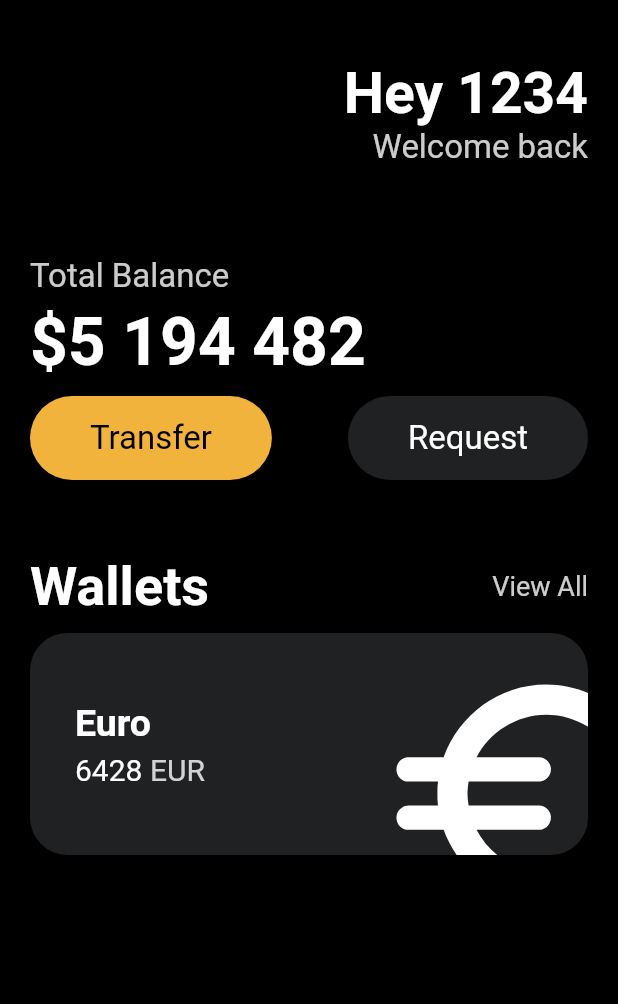
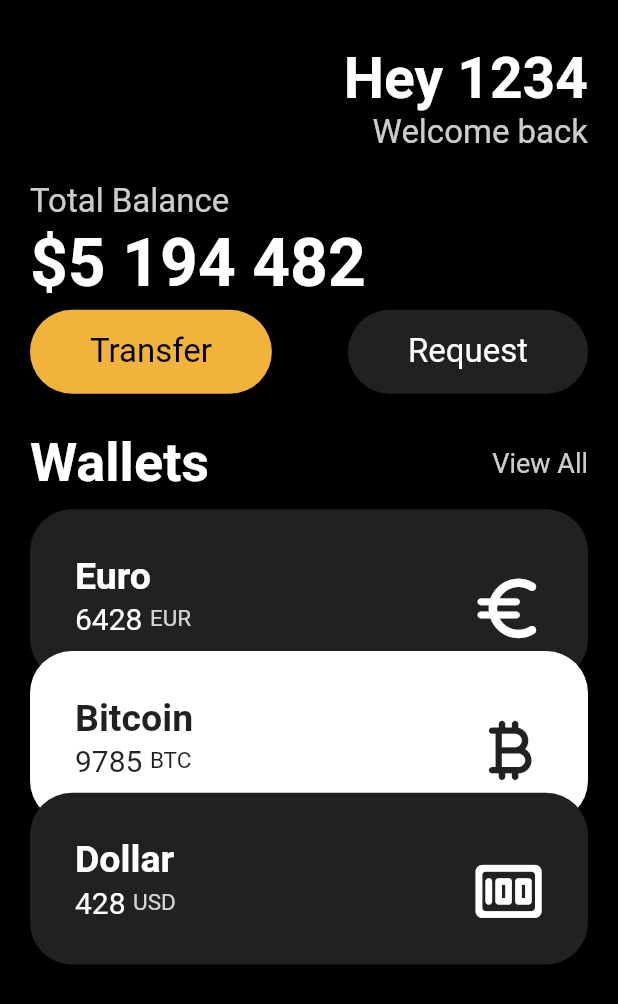
Before and after one commit to KorAidenChoi/Flutter_Project_-1, a Flutter app: the screen it shows after launch, on a phone screen of 412 x 824 dp. Shown: the top 1004 px of the screen. Run offline on Flutter 3.47's test engine with Material 2 defaults, Android fonts, the phone set to English and light mode, and no system bars.

Commit message:
scroll reusable cards

```diff
--- a/lib/main.dart
+++ b/lib/main.dart
@@ -1,5 +1,6 @@
 import 'package:flutter/material.dart';
 import 'widgets/button.dart';
+import 'widgets/currency_card.dart';
 
 void main() {
   runApp(const App());
@@ -13,13 +14,14 @@ class App extends StatelessWidget {
     return MaterialApp(
       home: Scaffold(
         backgroundColor: Colors.black,
-        body: Padding(
+        body: SingleChildScrollView(
+          child: Padding(
             padding: const EdgeInsets.symmetric(horizontal: 20),
             child: Column(
               crossAxisAlignment: CrossAxisAlignment.start,
               children: [
                 const SizedBox(
-                height: 40,
+                  height: 30,
                 ),
                 Row(
                   mainAxisAlignment: MainAxisAlignment.end,
@@ -46,7 +48,7 @@ class App extends StatelessWidget {
                   ],
                 ),
                 const SizedBox(
-                height: 60,
+                  height: 20,
                 ),
                 Container(
                   child: Text(
@@ -58,7 +60,7 @@ class App extends StatelessWidget {
                   ),
                 ),
                 const SizedBox(
-                height: 5,
+                  height: 2.5,
                 ),
                 const Text(
                   "\$5 194 482",
@@ -69,7 +71,7 @@ class App extends StatelessWidget {
                   ),
                 ),
                 const SizedBox(
-                height: 10,
+                  height: 5,
                 ),
                 Row(
                   mainAxisAlignment: MainAxisAlignment.spaceBetween,
@@ -87,7 +89,7 @@ class App extends StatelessWidget {
                   ],
                 ),
                 const SizedBox(
-                height: 50,
+                  height: 25,
                 ),
                 Row(
                   crossAxisAlignment: CrossAxisAlignment.center,
@@ -112,72 +114,37 @@ class App extends StatelessWidget {
                 const SizedBox(
                   height: 10,
                 ),
-              Container(
-                clipBehavior: Clip.hardEdge,
-                decoration: BoxDecoration(
-                  color: const Color(0xFF1F2123),
-                  borderRadius: BorderRadius.circular(25),
+                const CurrencyCard(
+                  name: "Euro",
+                  code: "EUR",
+                  amount: "6428",
+                  icon: Icons.euro_rounded,
+                  isInverted: false,
                 ),
-                child: Padding(
-                  padding: const EdgeInsets.all(30),
-                  child: Row(
-                    mainAxisAlignment: MainAxisAlignment.spaceBetween,
-                    children: [
-                      Column(
-                        crossAxisAlignment: CrossAxisAlignment.start,
-                        children: [
-                          const Text(
-                            "Euro",
-                            style: TextStyle(
-                              color: Colors.white,
-                              fontSize: 25,
-                              fontWeight: FontWeight.w600,
+                Transform.translate(
+                  offset: const Offset(0, -20),
+                  child: const CurrencyCard(
+                    name: "Bitcoin",
+                    code: "BTC",
+                    amount: "9785",
+                    icon: Icons.currency_bitcoin_rounded,
+                    isInverted: true,
                   ),
                 ),
-                          const SizedBox(
-                            height: 5,
-                          ),
-                          Row(
-                            children: [
-                              const Text(
-                                "6428",
-                                style: TextStyle(
-                                  color: Colors.white,
-                                  fontSize: 20,
-                                ),
-                              ),
-                              const SizedBox(
-                                width: 5,
-                              ),
-                              Text(
-                                "EUR",
-                                style: TextStyle(
-                                  color: Colors.white.withOpacity(0.8),
-                                  fontSize: 20,
-                                ),
-                              ),
-                            ],
-                          )
-                        ],
-                      ),
-                      Transform.scale(
-                        scale: 2.2,
-                        child: Transform.translate(
-                          offset: const Offset(10, 15),
-                          child: const Icon(
-                            Icons.euro_rounded,
-                            color: Colors.white,
-                            size: 88,
-                          ),
+                Transform.translate(
+                  offset: const Offset(0, -40),
+                  child: const CurrencyCard(
+                    name: "Dollar",
+                    code: "USD",
+                    amount: "428",
+                    icon: Icons.money_rounded,
+                    isInverted: false,
                   ),
                 ),
               ],
             ),
           ),
         ),
-            ],
-          ),
-        ),
       ),
     );
   }
--- /dev/null
+++ b/lib/widgets/currency_card.dart
@@ -0,0 +1,85 @@
+import 'package:flutter/material.dart';
+
+class CurrencyCard extends StatelessWidget {
+  const CurrencyCard({
+    super.key,
+    required this.name,
+    required this.code,
+    required this.amount,
+    required this.icon,
+    required this.isInverted,
+  });
+
+  final String name, code, amount;
+  final IconData icon;
+  final bool isInverted;
+  final _blackColor = const Color(0xFF1F2123);
+
+  @override
+  Widget build(BuildContext context) {
+    return Container(
+      clipBehavior: Clip.hardEdge,
+      decoration: BoxDecoration(
+        color: isInverted ? Colors.white : const Color(0xFF1F2123),
+        borderRadius: BorderRadius.circular(28),
+      ),
+      child: Padding(
+        padding: const EdgeInsets.all(30),
+        child: Row(
+          mainAxisAlignment: MainAxisAlignment.spaceBetween,
+          children: [
+            Column(
+              crossAxisAlignment: CrossAxisAlignment.start,
+              children: [
+                Text(
+                  name,
+                  style: TextStyle(
+                    color: isInverted ? _blackColor : Colors.white,
+                    fontSize: 25,
+                    fontWeight: FontWeight.w600,
+                  ),
+                ),
+                const SizedBox(
+                  height: 2.5,
+                ),
+                Row(
+                  children: [
+                    Text(
+                      amount,
+                      style: TextStyle(
+                        color: isInverted ? _blackColor : Colors.white,
+                        fontSize: 20,
+                      ),
+                    ),
+                    const SizedBox(
+                      width: 5,
+                    ),
+                    Text(
+                      code,
+                      style: TextStyle(
+                        color: isInverted
+                            ? _blackColor
+                            : Colors.white.withOpacity(0.8),
+                        fontSize: 15,
+                      ),
+                    ),
+                  ],
+                )
+              ],
+            ),
+            Transform.scale(
+              scale: 2.2,
+              child: Transform.translate(
+                offset: const Offset(-5, 4),
+                child: Icon(
+                  icon,
+                  color: isInverted ? _blackColor : Colors.white,
+                ),
+              ),
+            ),
+          ],
+        ),
+      ),
+    );
+  }
+}
```
Lines whose indentation alone changed are shown as unchanged.
